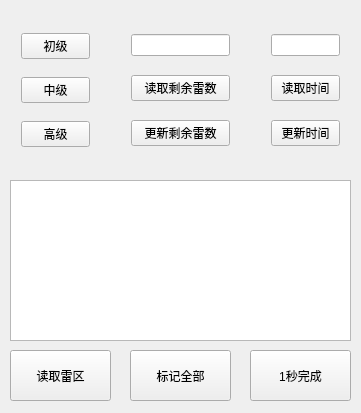
Above: mainwindow.ui from fzf404/MineCrack before the change. Below: the same form after it.
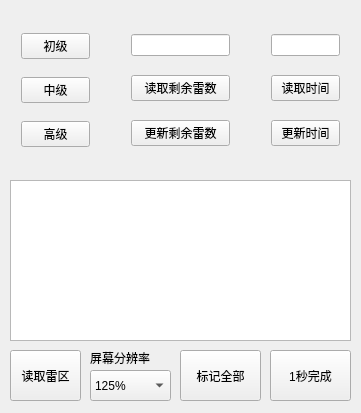
That is the form after the change.

Commit message: 🚕 增加屏幕分辨率选项

```diff
--- a/mainwindow.ui
+++ b/mainwindow.ui
@@ -140,7 +140,7 @@
      <rect>
       <x>10</x>
       <y>350</y>
-      <width>101</width>
+      <width>71</width>
       <height>51</height>
      </rect>
     </property>
@@ -151,9 +151,9 @@
    <widget class="QPushButton" name="pushButton_9">
     <property name="geometry">
      <rect>
-      <x>250</x>
+      <x>270</x>
       <y>350</y>
-      <width>101</width>
+      <width>81</width>
       <height>51</height>
      </rect>
     </property>
@@ -164,9 +164,9 @@
    <widget class="QPushButton" name="pushButton_10">
     <property name="geometry">
      <rect>
-      <x>130</x>
+      <x>180</x>
       <y>350</y>
-      <width>101</width>
+      <width>81</width>
       <height>51</height>
      </rect>
     </property>
@@ -174,6 +174,49 @@
      <string>标记全部</string>
     </property>
    </widget>
+   <widget class="QComboBox" name="comboBox">
+    <property name="geometry">
+     <rect>
+      <x>90</x>
+      <y>370</y>
+      <width>81</width>
+      <height>31</height>
+     </rect>
+    </property>
+    <item>
+     <property name="text">
+      <string>125%</string>
+     </property>
+    </item>
+    <item>
+     <property name="text">
+      <string>100%</string>
+     </property>
+    </item>
+    <item>
+     <property name="text">
+      <string>150%</string>
+     </property>
+    </item>
+    <item>
+     <property name="text">
+      <string>200%</string>
+     </property>
+    </item>
+   </widget>
+   <widget class="QLabel" name="label">
+    <property name="geometry">
+     <rect>
+      <x>90</x>
+      <y>350</y>
+      <width>81</width>
+      <height>16</height>
+     </rect>
+    </property>
+    <property name="text">
+     <string>屏幕分辨率</string>
+    </property>
+   </widget>
   </widget>
  </widget>
  <layoutdefault spacing="6" margin="11"/>
```
The commit also changes 3 other files.
